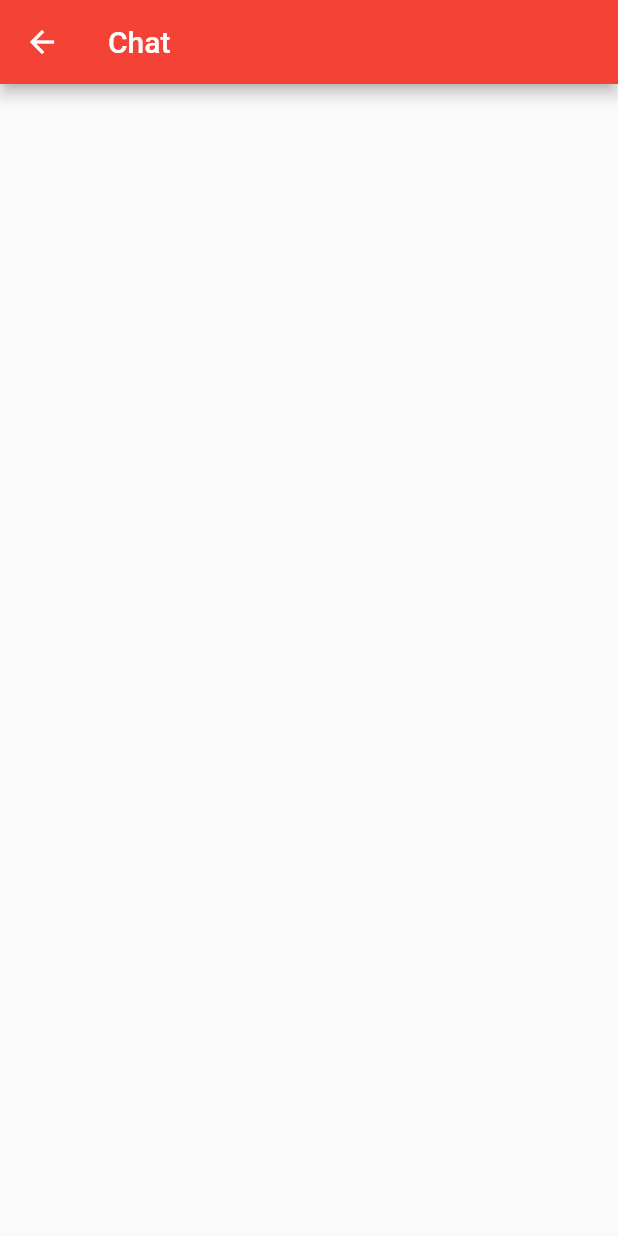
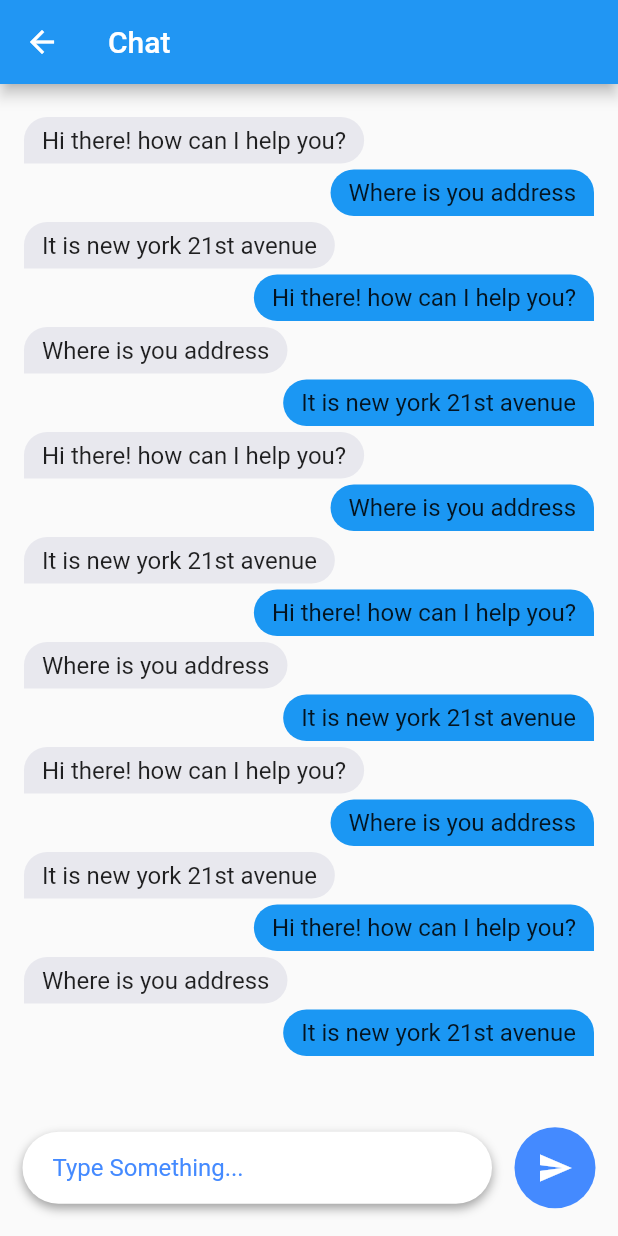
Before and after one commit to Amer-N-Sulaiman/Customer-Service-AI-Chatbot, a Flutter app: the Chat screen opened by its route, on a phone screen of 412 x 824 dp. Run offline on Flutter 3.47's test engine with Material 2 defaults, Android fonts, the phone set to English and light mode, and no system bars; our stand-ins replace chat_bubbles.

Commit message:
Built the full chat screen

```diff
--- a/app/lib/main.dart
+++ b/app/lib/main.dart
@@ -16,7 +16,7 @@ class MyApp extends StatelessWidget {
     return MaterialApp(
       title: 'Customer Service Chatbot',
       theme: ThemeData(
-        primarySwatch: Colors.red,
+        primarySwatch: Colors.blue,
       ),
       initialRoute: '/home',
       routes:{
--- a/app/lib/pages/chat.dart
+++ b/app/lib/pages/chat.dart
@@ -1,26 +1,138 @@
 import 'package:flutter/material.dart';
 import '../classes/message.dart';
+import 'package:chat_bubbles/chat_bubbles.dart';
+
+
 
 class Chat extends StatefulWidget {
   const Chat({ Key key }) : super(key: key);
-
   @override
   State<Chat> createState() => _ChatState();
+
 }
 
 class _ChatState extends State<Chat> {
 
   List<Message> messages= [
-    Message('user', 'hi'),
     Message('bot', 'Hi there! how can I help you?'),
     Message('user', 'Where is you address'),
-    Message('bot', 'It is new york 21st avenue),
+    Message('bot', 'It is new york 21st avenue'),
+    Message('bot', 'Hi there! how can I help you?'),
+    Message('user', 'Where is you address'),
+    Message('bot', 'It is new york 21st avenue'),
+    Message('bot', 'Hi there! how can I help you?'),
+    Message('user', 'Where is you address'),
+    Message('bot', 'It is new york 21st avenue'),
+    Message('bot', 'Hi there! how can I help you?'),
+    Message('user', 'Where is you address'),
+    Message('bot', 'It is new york 21st avenue'),
+    Message('bot', 'Hi there! how can I help you?'),
+    Message('user', 'Where is you address'),
+    Message('bot', 'It is new york 21st avenue'),
+    Message('bot', 'Hi there! how can I help you?'),
+    Message('user', 'Where is you address'),
+    Message('bot', 'It is new york 21st avenue'),
   ];
+
+  ScrollController listScrollController = ScrollController();
+
+
+  @override
+  void initState() {
+    // TODO: implement initState
+    super.initState();
+    WidgetsBinding.instance?.addPostFrameCallback((_) {
+      // do something
+      final position = listScrollController.position.maxScrollExtent;
+      listScrollController.jumpTo(position);
+    });
+  }
+
+
   @override
   Widget build(BuildContext context) {
+
+
+    List<Widget> messageWidgets = [
+      SizedBox(height: 20)
+    ];
+    for (int i=0; i<messages.length; i++){
+      Widget messageWidget = BubbleSpecialThree(
+        text: "${messages[i].body}",
+        color: i%2==0 ? Color(0xFFE8E8EE) : Color(0xFF1B97F3),
+        tail: true,
+        isSender: i%2==0 ? false : true,
+      );
+
+      messageWidgets.add(messageWidget);
+    }
+
+
     return Scaffold(
       appBar: AppBar(
         title: Text('Chat')
+      ),
+      body: Column(
+        children: [
+          Expanded(flex: 9, child: ListView(
+            controller: listScrollController,
+
+            children: messageWidgets,
+          )),
+          Align(
+            alignment: FractionalOffset.bottomCenter,
+            child: Container(
+              margin: EdgeInsets.all(15.0),
+              height: 61,
+              child: Row(
+                children: [
+                  Expanded(
+                    child: Container(
+                      decoration: BoxDecoration(
+                        color: Colors.white,
+                        borderRadius: BorderRadius.circular(35.0),
+                        boxShadow: [
+                          BoxShadow(
+                              offset: Offset(0, 3),
+                              blurRadius: 5,
+                              color: Colors.grey)
+                        ],
+                      ),
+                      child: Row(
+                        children: [
+                          SizedBox(width: 20),
+                          Expanded(
+                            child: TextField(
+                              decoration: InputDecoration(
+                                  hintText: "Type Something... ",
+                                  hintStyle: TextStyle( color:     Colors.blueAccent),
+                                  border: InputBorder.none),
+                            ),
+                          ),
+
+                        ],
+                      ),
+                    ),
+                  ),
+                  SizedBox(width: 15),
+                  Container(
+                    padding: const EdgeInsets.all(15.0),
+                    decoration: BoxDecoration(
+                        color: Colors.blueAccent, shape: BoxShape.circle),
+                    child: InkWell(
+                      child: Icon(
+                        Icons.send,
+                        color: Colors.white,
+                      ),
+                      onTap: () {
+                      },
+                    ),
+                  )
+                ],
+              ),
+            ) ,
+          ),
+        ]
       )
     );
   }
--- a/app/pubspec.yaml
+++ b/app/pubspec.yaml
@@ -23,6 +23,11 @@ environment:
 dependencies:
   flutter:
     sdk: flutter
+  chat_bubbles: ^1.2.0
+  tflite: ^1.1.0
+
+
+
 
 
   # The following adds the Cupertino Icons font to your application.
```
Also changed, not shown: app/pubspec.lock.
